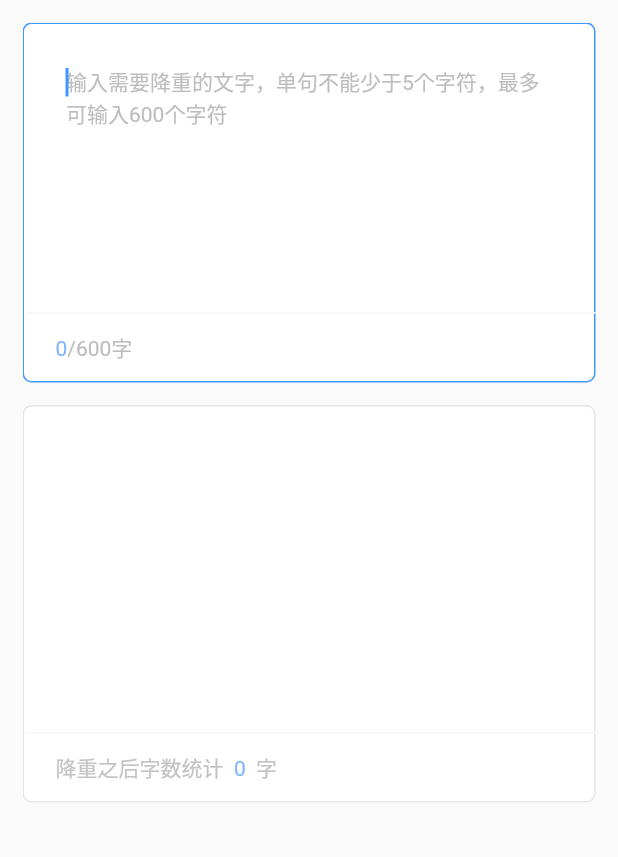
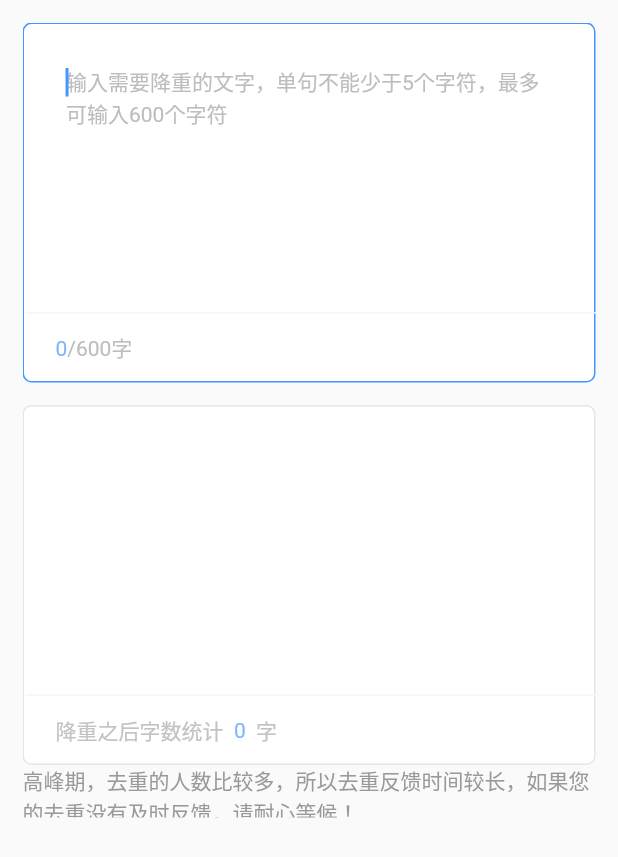
Before and after one commit to SwotAtmk/flutter_windows_project, a Flutter app: the CorePage widget shown alone on an empty page, opened directly, on a phone screen of 412 x 824 dp. Shown: the top 857 px of the screen. Run offline on Flutter 3.47's test engine with Material 2 defaults, Android fonts, the phone set to English and light mode, and no system bars; our stand-ins replace bot_toast, dio, flutter_svg, get, package_info_plus and 1 more; missing offline and left inert: bitsdojo_window, dart:ffi, flutter_update_dialog, win32; accounts and stored records are empty; network calls fail.

```diff
--- a/lib/pages/core_page.dart
+++ b/lib/pages/core_page.dart
@@ -12,7 +12,7 @@ class CorePage extends StatelessWidget {
   @override
   Widget build(BuildContext context) {
     return Container(
-      margin: EdgeInsets.all(15),
+      margin: EdgeInsets.only(top: 15,left: 15,right: 15),
       child: Column(
         children: [
           Stack(
@@ -78,7 +78,7 @@ class CorePage extends StatelessWidget {
                       InkWell(
                         onTap: (){
                           var closeFunc = Get.find<ToastUtilsService>().showLoading();
-                          Future.delayed(Duration(seconds: 5),(){
+                          Future.delayed(Duration(seconds: 30),(){
                             if(closeFunc != null){
                               closeFunc();
                               Get.find<ToastUtilsService>().showText("服务器繁忙……");
@@ -112,7 +112,7 @@ class CorePage extends StatelessWidget {
             children: [
               Container(
                 width: 770,
-                height: 265,
+                height: 240,
                 decoration: BoxDecoration(
                   color: Colors.white,
                   borderRadius: BorderRadius.circular(6),
@@ -165,6 +165,11 @@ class CorePage extends StatelessWidget {
                 bottom: 0,
               )
             ],
+          ),
+          Container(
+            alignment: Alignment.center,
+            height: 35,
+            child: Text("高峰期，去重的人数比较多，所以去重反馈时间较长，如果您的去重没有及时反馈，请耐心等候！",style: TextStyle(color: Color(0xff999999)),),
           )
         ],
       ),
```
Also changed, not shown: lib/service/toast_utils_service.dart (+79 -4 lines).
